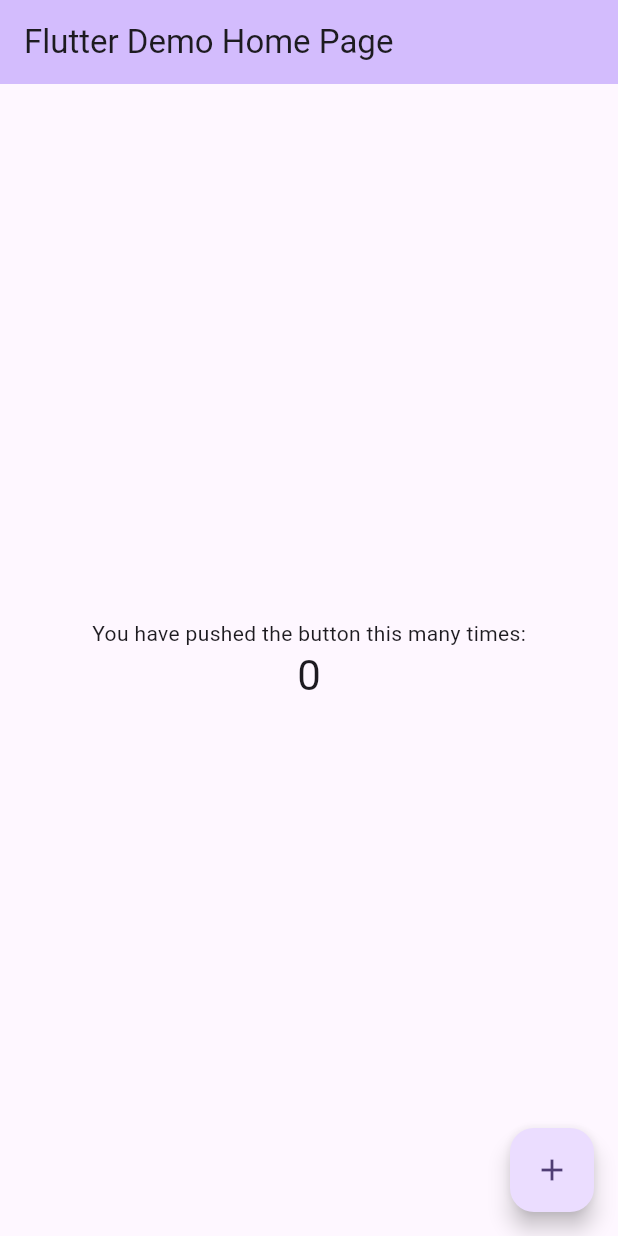
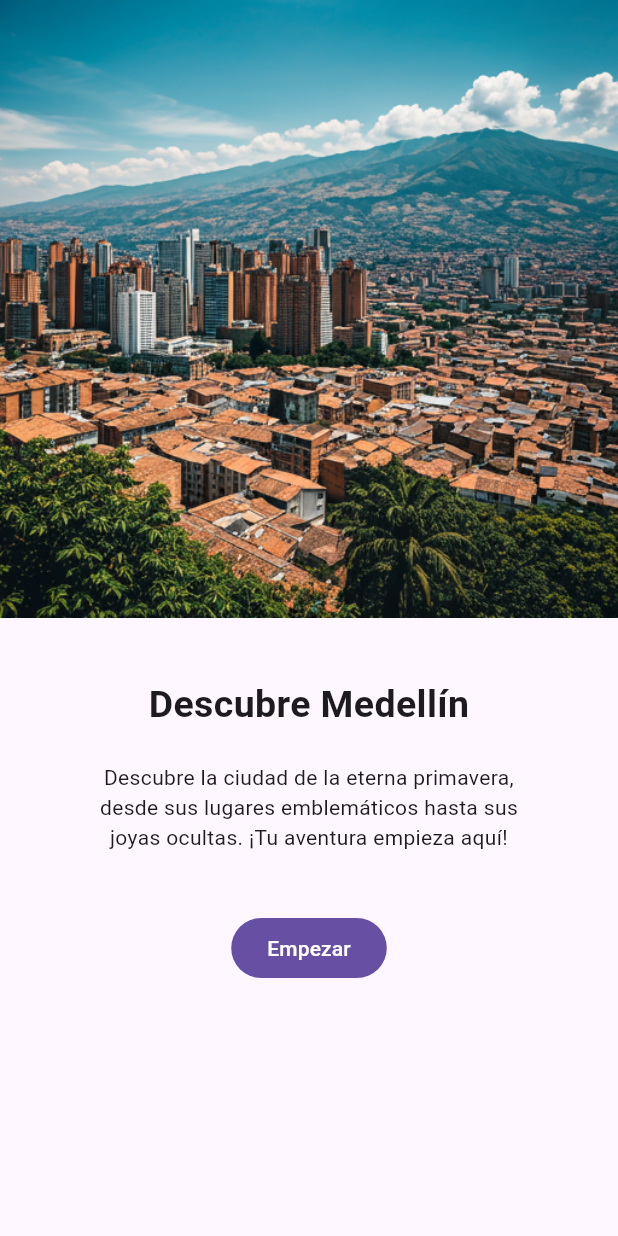
Before and after one commit to estebancespedes/MedTour, a Flutter app: the screen it shows after launch, on a phone screen of 412 x 824 dp. Run offline on Flutter 3.47's test engine with Material 3 defaults, Android fonts, the light colour scheme and no system bars; our stand-ins replace shared_preferences.

Commit message:
se agregaron las diferentes pantallas asignadas a la barra de navegacion, ademas se dejo funcional toda la aplicacion, tambien se agrego la funcionalidad de el cambio automatico de la pantalla principal a el onboard

```diff
--- /dev/null
+++ b/lib/config/init_selecter.dart
@@ -0,0 +1,34 @@
+import 'package:flutter/material.dart';
+import 'package:medtour/screens/inicio.dart';
+import 'package:medtour/screens/on_boarding/on_boarding_page.dart';
+import 'package:shared_preferences/shared_preferences.dart';
+
+class InitSelecter extends StatefulWidget {
+  const InitSelecter({super.key});
+
+  @override
+  State<InitSelecter> createState() => _InitSelecterState();
+}
+
+class _InitSelecterState extends State<InitSelecter> {
+  bool seenWelcomePage = false;
+
+  @override
+  void initState() {
+    super.initState();
+    checkSeenWelcome();
+  }
+
+  Future<void> checkSeenWelcome () async{
+    final prefs = await SharedPreferences.getInstance();
+    final hasSeen = prefs.getBool('SeenWelcomePage')?? false;
+    setState(() {
+      seenWelcomePage = hasSeen;
+    });
+  }
+
+  @override
+  Widget build(BuildContext context) {
+    return seenWelcomePage? NavigBar(): OnBoardingPage();
+  }
+}
--- a/lib/main.dart
+++ b/lib/main.dart
@@ -1,122 +1,17 @@
 import 'package:flutter/material.dart';
 
-void main() {
-  runApp(const MyApp());
-}
+import 'package:medtour/config/init_selecter.dart';
+
+void main() => runApp(const MyApp());
 
 class MyApp extends StatelessWidget {
   const MyApp({super.key});
 
-  // This widget is the root of your application.
   @override
   Widget build(BuildContext context) {
     return MaterialApp(
-      title: 'Flutter Demo',
-      theme: ThemeData(
-        // This is the theme of your application.
-        //
-        // TRY THIS: Try running your application with "flutter run". You'll see
-        // the application has a purple toolbar. Then, without quitting the app,
-        // try changing the seedColor in the colorScheme below to Colors.green
-        // and then invoke "hot reload" (save your changes or press the "hot
-        // reload" button in a Flutter-supported IDE, or press "r" if you used
-        // the command line to start the app).
-        //
-        // Notice that the counter didn't reset back to zero; the application
-        // state is not lost during the reload. To reset the state, use hot
-        // restart instead.
-        //
-        // This works for code too, not just values: Most code changes can be
-        // tested with just a hot reload.
-        colorScheme: ColorScheme.fromSeed(seedColor: Colors.deepPurple),
-      ),
-      home: const MyHomePage(title: 'Flutter Demo Home Page'),
+      debugShowCheckedModeBanner: false,
+      home: InitSelecter(),
     );
   }
 }
-
-class MyHomePage extends StatefulWidget {
-  const MyHomePage({super.key, required this.title});
-
-  // This widget is the home page of your application. It is stateful, meaning
-  // that it has a State object (defined below) that contains fields that affect
-  // how it looks.
-
-  // This class is the configuration for the state. It holds the values (in this
-  // case the title) provided by the parent (in this case the App widget) and
-  // used by the build method of the State. Fields in a Widget subclass are
-  // always marked "final".
-
-  final String title;
-
-  @override
-  State<MyHomePage> createState() => _MyHomePageState();
-}
-
-class _MyHomePageState extends State<MyHomePage> {
-  int _counter = 0;
-
-  void _incrementCounter() {
-    setState(() {
-      // This call to setState tells the Flutter framework that something has
-      // changed in this State, which causes it to rerun the build method below
-      // so that the display can reflect the updated values. If we changed
-      // _counter without calling setState(), then the build method would not be
-      // called again, and so nothing would appear to happen.
-      _counter++;
-    });
-  }
-
-  @override
-  Widget build(BuildContext context) {
-    // This method is rerun every time setState is called, for instance as done
-    // by the _incrementCounter method above.
-    //
-    // The Flutter framework has been optimized to make rerunning build methods
-    // fast, so that you can just rebuild anything that needs updating rather
-    // than having to individually change instances of widgets.
-    return Scaffold(
-      appBar: AppBar(
-        // TRY THIS: Try changing the color here to a specific color (to
-        // Colors.amber, perhaps?) and trigger a hot reload to see the AppBar
-        // change color while the other colors stay the same.
-        backgroundColor: Theme.of(context).colorScheme.inversePrimary,
-        // Here we take the value from the MyHomePage object that was created by
-        // the App.build method, and use it to set our appbar title.
-        title: Text(widget.title),
-      ),
-      body: Center(
-        // Center is a layout widget. It takes a single child and positions it
-        // in the middle of the parent.
-        child: Column(
-          // Column is also a layout widget. It takes a list of children and
-          // arranges them vertically. By default, it sizes itself to fit its
-          // children horizontally, and tries to be as tall as its parent.
-          //
-          // Column has various properties to control how it sizes itself and
-          // how it positions its children. Here we use mainAxisAlignment to
-          // center the children vertically; the main axis here is the vertical
-          // axis because Columns are vertical (the cross axis would be
-          // horizontal).
-          //
-          // TRY THIS: Invoke "debug painting" (choose the "Toggle Debug Paint"
-          // action in the IDE, or press "p" in the console), to see the
-          // wireframe for each widget.
-          mainAxisAlignment: MainAxisAlignment.center,
-          children: <Widget>[
-            const Text('You have pushed the button this many times:'),
-            Text(
-              '$_counter',
-              style: Theme.of(context).textTheme.headlineMedium,
-            ),
-          ],
-        ),
-      ),
-      floatingActionButton: FloatingActionButton(
-        onPressed: _incrementCounter,
-        tooltip: 'Increment',
-        child: const Icon(Icons.add),
-      ), // This trailing comma makes auto-formatting nicer for build methods.
-    );
-  }
-}
--- a/lib/screens/on_boarding/on_boarding_page.dart
+++ b/lib/screens/on_boarding/on_boarding_page.dart
@@ -1,9 +1,9 @@
 import 'package:flutter/material.dart';
-import 'package:flutter_application_1/screens/home_page.dart';
+import 'package:medtour/screens/inicio.dart';
 import 'package:shared_preferences/shared_preferences.dart';
 
-class WelcomePage extends StatelessWidget {
-  const WelcomePage({super.key});
+class OnBoardingPage extends StatelessWidget {
+  const OnBoardingPage({super.key});
 
   Future<void> markSeenOnboarding () async{
     final prefs = await SharedPreferences.getInstance();
--- a/pubspec.yaml
+++ b/pubspec.yaml
@@ -1,4 +1,4 @@
-name: flutter_application_1
+name: medtour
 description: "A new Flutter project."
 # The following line prevents the package from being accidentally published to
 # pub.dev using `flutter pub publish`. This is preferred for private packages.
@@ -35,6 +35,7 @@ dependencies:
   # Use with the CupertinoIcons class for iOS style icons.
   cupertino_icons: ^1.0.8
   shared_preferences: ^2.5.3
+  rename: ^2.0.0
 
 dev_dependencies:
   flutter_test:
```
Also changed, not shown: lib/screens/Eventos/eventos_page.dart (added, +12 -0 lines), lib/screens/Mapa/mapa_page.dart (added, +12 -0 lines), lib/screens/ajustes/ajustes_page.dart (added, +12 -0 lines), lib/screens/explorar/explorar_page.dart (added, +12 -0 lines), lib/screens/inicio.dart (renamed from lib/screens/home_page.dart, +8 -0 lines), pubspec.lock, 7 other files.
